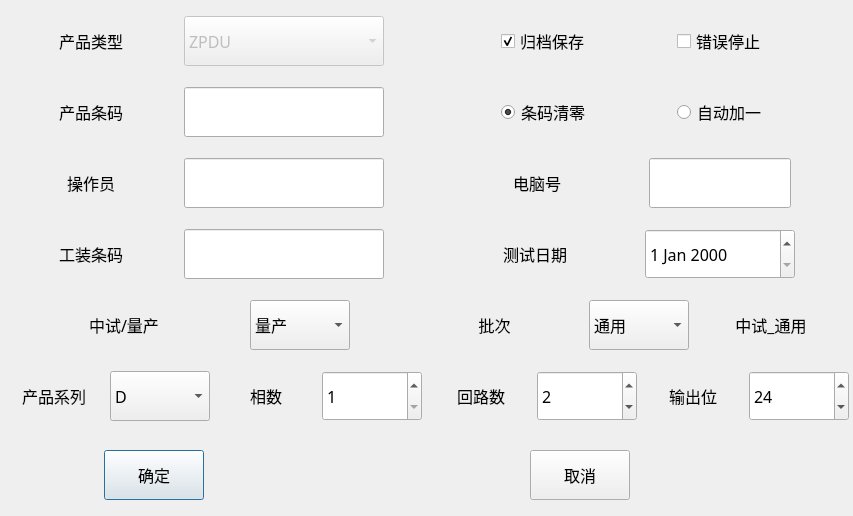
Above: IDC_TestSystem/common/testcom/testserialnumdlg.ui from ChinaClever/IDC_TestSystem before the change. Below: the same form after it.
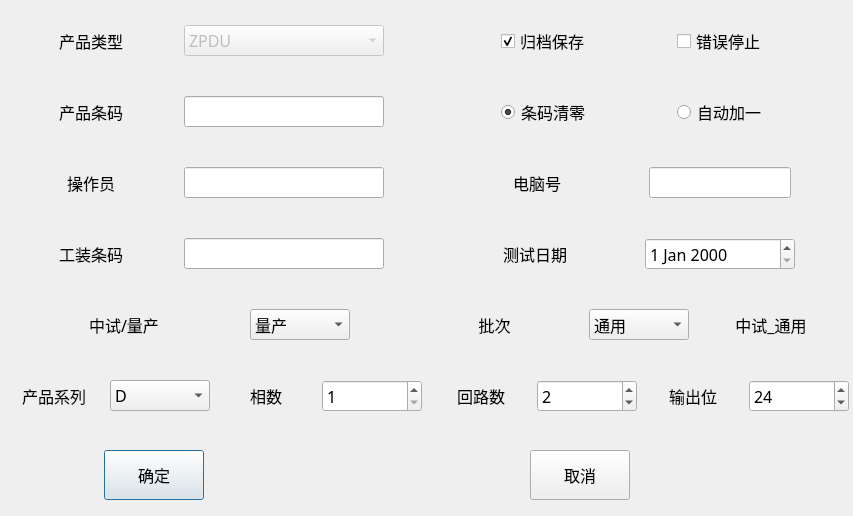
That is the form after the change.

What changed in the file:
```diff
--- a/IDC_TestSystem/common/testcom/testserialnumdlg.ui
+++ b/IDC_TestSystem/common/testcom/testserialnumdlg.ui
@@ -117,7 +117,7 @@
         <property name="minimumSize">
          <size>
           <width>200</width>
-          <height>50</height>
+          <height>30</height>
          </size>
         </property>
         <property name="currentText">
@@ -238,7 +238,7 @@
         <property name="minimumSize">
          <size>
           <width>200</width>
-          <height>50</height>
+          <height>30</height>
          </size>
         </property>
        </widget>
@@ -325,7 +325,7 @@
         <property name="minimumSize">
          <size>
           <width>200</width>
-          <height>50</height>
+          <height>30</height>
          </size>
         </property>
        </widget>
@@ -367,7 +367,7 @@
         <property name="minimumSize">
          <size>
           <width>100</width>
-          <height>50</height>
+          <height>30</height>
          </size>
         </property>
        </widget>
@@ -409,7 +409,7 @@
         <property name="minimumSize">
          <size>
           <width>200</width>
-          <height>50</height>
+          <height>30</height>
          </size>
         </property>
        </widget>
@@ -451,7 +451,7 @@
         <property name="minimumSize">
          <size>
           <width>150</width>
-          <height>50</height>
+          <height>30</height>
          </size>
         </property>
        </widget>
@@ -493,7 +493,7 @@
         <property name="minimumSize">
          <size>
           <width>100</width>
-          <height>50</height>
+          <height>30</height>
          </size>
         </property>
         <item>
@@ -550,7 +550,7 @@
         <property name="minimumSize">
          <size>
           <width>100</width>
-          <height>50</height>
+          <height>30</height>
          </size>
         </property>
         <item>
@@ -649,7 +649,7 @@
         <property name="minimumSize">
          <size>
           <width>100</width>
-          <height>50</height>
+          <height>30</height>
          </size>
         </property>
         <property name="currentText">
@@ -710,7 +710,7 @@
         <property name="minimumSize">
          <size>
           <width>100</width>
-          <height>50</height>
+          <height>30</height>
          </size>
         </property>
         <property name="minimum">
@@ -761,11 +761,11 @@
         <property name="minimumSize">
          <size>
           <width>100</width>
-          <height>50</height>
+          <height>30</height>
          </size>
         </property>
         <property name="minimum">
-         <number>1</number>
+         <number>0</number>
         </property>
         <property name="maximum">
          <number>6</number>
@@ -808,7 +808,7 @@
         <property name="minimumSize">
          <size>
           <width>100</width>
-          <height>50</height>
+          <height>30</height>
          </size>
         </property>
         <property name="minimum">
```
